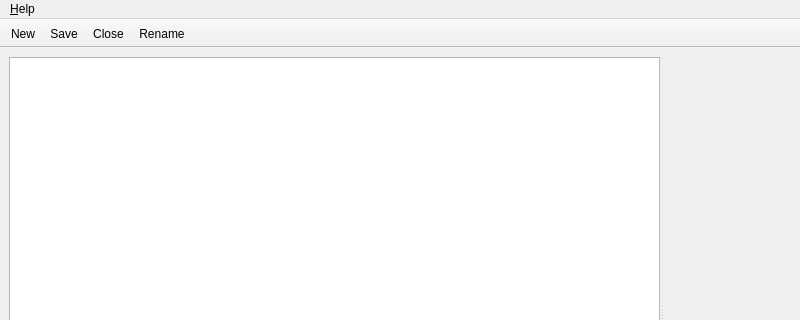
Qt form src/main_window.ui (jesusha123/comet) before a commit; both pictures show x 0 to 800 and y 0 to 320 of the 800 by 600 pixel window.
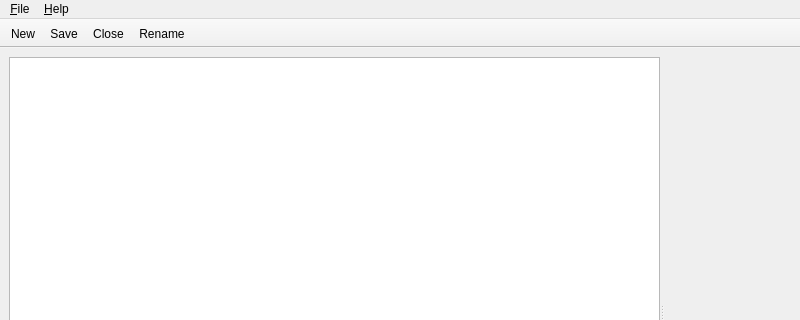
The same form after that commit. Icons and pictures are not drawn. Custom widgets are drawn as their Qt base class.

```diff
--- a/src/main_window.ui
+++ b/src/main_window.ui
@@ -74,6 +74,13 @@
     </property>
     <addaction name="action_About"/>
    </widget>
+   <widget class="QMenu" name="menu_File">
+    <property name="title">
+     <string>&amp;File</string>
+    </property>
+    <addaction name="actionOpenFolder"/>
+   </widget>
+   <addaction name="menu_File"/>
    <addaction name="menu_Help"/>
   </widget>
   <widget class="QToolBar" name="toolBar">
```
Left out of the diff: 9 changed lines with no effect on the pictures.
